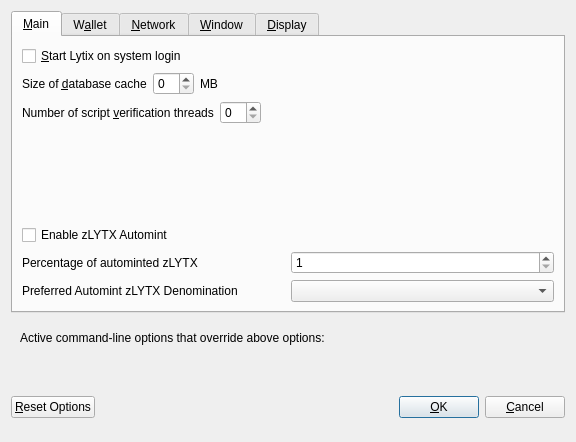
This is src/qt/forms/optionsdialog.ui in LytixChain/lytix as Qt 5 draws it before an edit. The edited form follows.
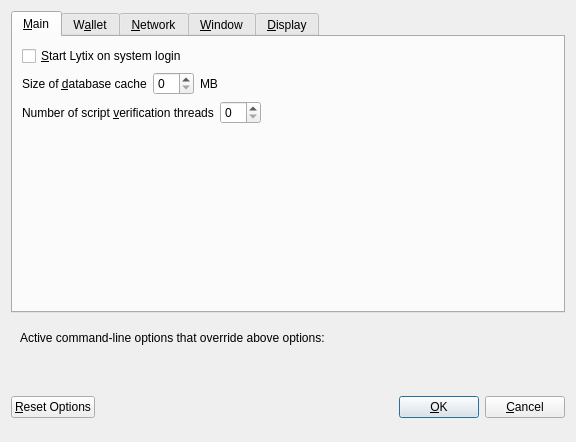
This is the edited form. Custom widgets are drawn as their Qt base class.

Commit message: removing zLYTX references in options menu

The edit to the form file:
```diff
--- a/src/qt/forms/optionsdialog.ui
+++ b/src/qt/forms/optionsdialog.ui
@@ -130,85 +130,6 @@
          </property>
         </spacer>
        </item>
-       <item>
-        <widget class="QCheckBox" name="checkBoxZeromintEnable">
-         <property name="toolTip">
-          <string>Enable automatic minting of LYTX units to zLYTX</string>
-         </property>
-         <property name="layoutDirection">
-          <enum>Qt::LeftToRight</enum>
-         </property>
-         <property name="text">
-          <string>Enable zLYTX Automint</string>
-         </property>
-        </widget>
-       </item>
-       <item>
-        <layout class="QHBoxLayout" name="horizontalLayout_3">
-         <item>
-          <widget class="QLabel" name="percentage_label">
-           <property name="toolTip">
-            <string>Percentage of incoming LYTX which get automatically converted to zLYTX via Zerocoin Protocol (min: 10%)</string>
-           </property>
-           <property name="text">
-            <string>Percentage of autominted zLYTX</string>
-           </property>
-          </widget>
-         </item>
-         <item>
-          <widget class="QSpinBox" name="zeromintPercentage">
-           <property name="minimum">
-            <number>1</number>
-           </property>
-           <property name="maximum">
-            <number>100</number>
-           </property>
-          </widget>
-         </item>
-        </layout>
-       </item>
-       <item>
-        <layout class="QHBoxLayout" name="horizontalLayout" stretch="0,0">
-         <property name="sizeConstraint">
-          <enum>QLayout::SetFixedSize</enum>
-         </property>
-         <item>
-          <widget class="QLabel" name="labelPreferredDenom">
-           <property name="maximumSize">
-            <size>
-             <width>16777215</width>
-             <height>16777215</height>
-            </size>
-           </property>
-           <property name="toolTip">
-            <string>Wait with automatic conversion to Zerocoin until enough LYTX for this denomination is available</string>
-           </property>
-           <property name="text">
-            <string>Preferred Automint zLYTX Denomination</string>
-           </property>
-          </widget>
-         </item>
-         <item>
-          <widget class="QComboBox" name="preferredDenom">
-           <property name="maximumSize">
-            <size>
-             <width>16777215</width>
-             <height>27</height>
-            </size>
-           </property>
-           <property name="toolTip">
-            <string>Wait with automatic conversion to Zerocoin until enough LYTX for this denomination is available</string>
-           </property>
-           <property name="maxVisibleItems">
-            <number>9</number>
-           </property>
-           <property name="maxCount">
-            <number>9</number>
-           </property>
-          </widget>
-         </item>
-        </layout>
-       </item>
       </layout>
      </widget>
      <widget class="QWidget" name="tabWallet">
```
The commit also changes 2 other files.
